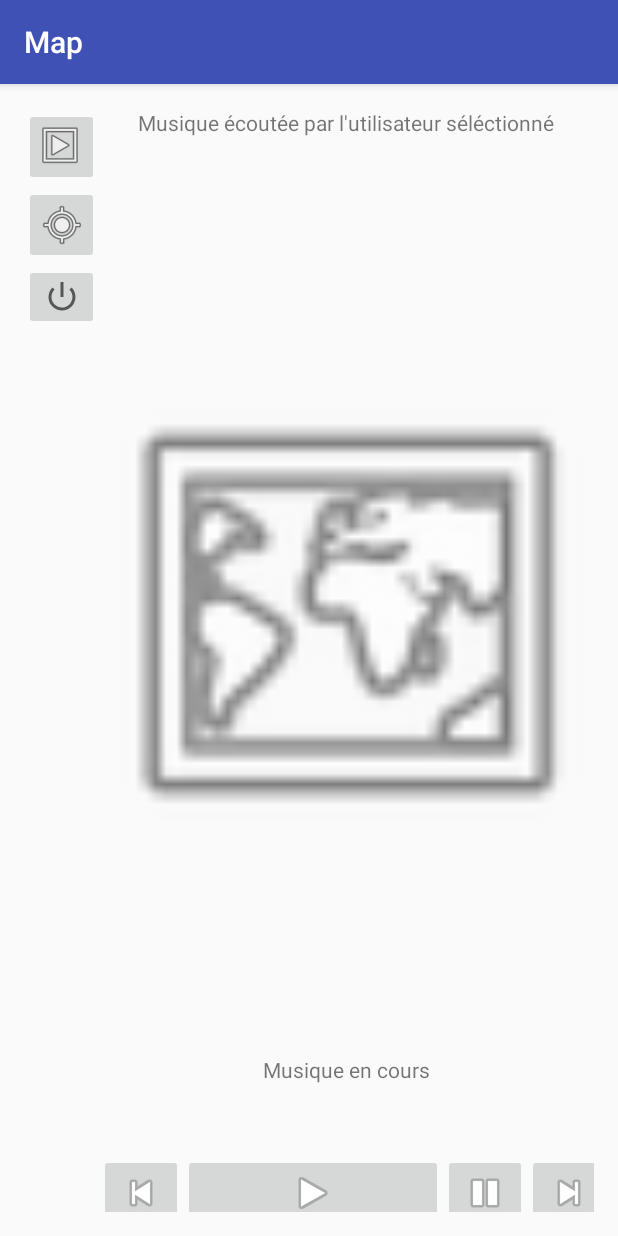
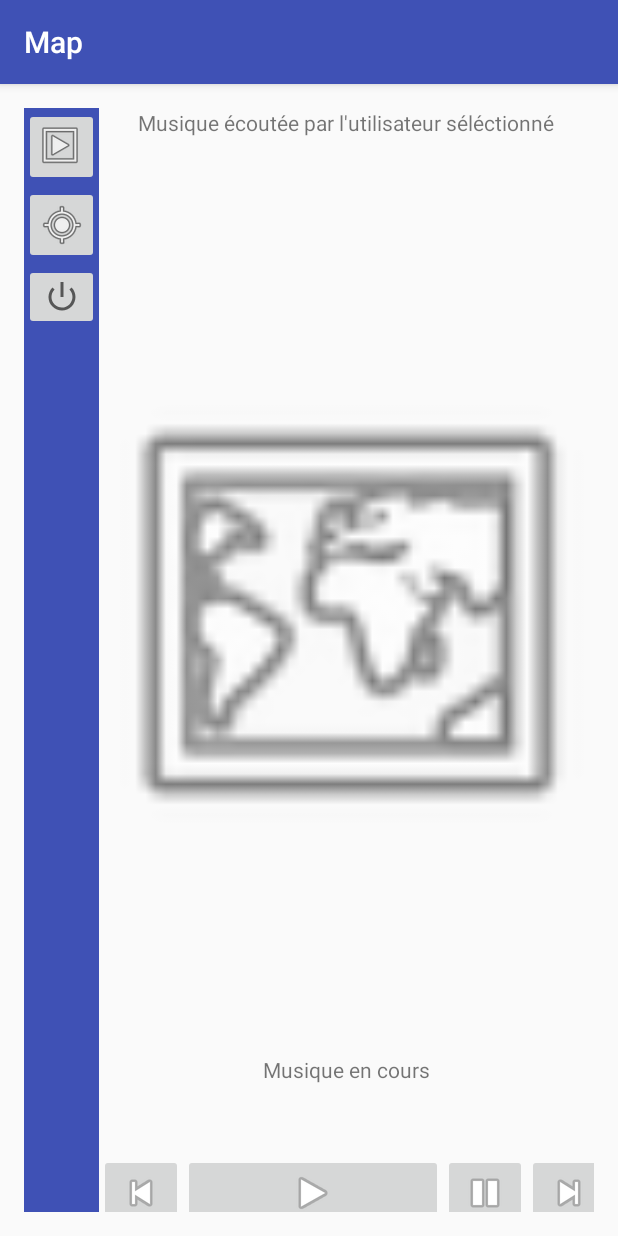
Before and after one commit to ArthurMourey/ProjetIndustriel, an Android app: the Map screen opened directly, with no data from a screen before it, on a phone screen of 412 x 824 dp. Run offline under Robolectric (Android 15) with nearby library versions, the light colour scheme and no system bars.

Commit message:
design color

```diff
--- a/app/src/main/java/miage/org/projetindustriel/Login.java
+++ b/app/src/main/java/miage/org/projetindustriel/Login.java
@@ -56,7 +56,6 @@ public class Login extends AppCompatActivity {
                 boolean isValid = false;
                 try {
                     String response = DAO.post("http://www.madpumpkin.fr/index.php",keys, values);
-                    //ArrayList<HashMap<String,String>> listResponse = DAO.parseResponse(response);
                     System.out.println(response);
                     if(response.contains("SUCCESS")){ //A modifier par la suite
                         isValid = true;
--- a/app/src/main/res/layout/activity_map.xml
+++ b/app/src/main/res/layout/activity_map.xml
@@ -85,9 +85,11 @@
         android:orientation="vertical"
         android:layout_width="50dp"
         android:layout_height="169dp"
+        android:background="@color/colorPrimary"
         android:layout_alignParentBottom="true"
-        android:layout_alignParentTop="true"
-        tools:background="@android:color/holo_blue_light">
+        android:layout_alignParentLeft="true"
+        android:layout_alignParentStart="true"
+        android:layout_alignParentTop="true">
 
         <ImageButton
             android:layout_width="match_parent"
--- a/app/src/main/res/layout/activity_musique.xml
+++ b/app/src/main/res/layout/activity_musique.xml
@@ -102,7 +102,7 @@
         android:layout_height="169dp"
         android:layout_alignParentBottom="true"
         android:layout_alignParentTop="true"
-        tools:background="@android:color/holo_blue_light">
+        android:background="@color/colorPrimary">
 
         <ImageButton
             android:layout_width="match_parent"
--- a/app/src/main/res/values/colors.xml
+++ b/app/src/main/res/values/colors.xml
@@ -1,6 +1,6 @@
 <?xml version="1.0" encoding="utf-8"?>
 <resources>
-    <color name="colorPrimary">#3F51B5</color>
+    <color name="colorPrimary">#3f51b5</color>
     <color name="colorPrimaryDark">#303F9F</color>
     <color name="colorAccent">#FF4081</color>
 </resources>
```
